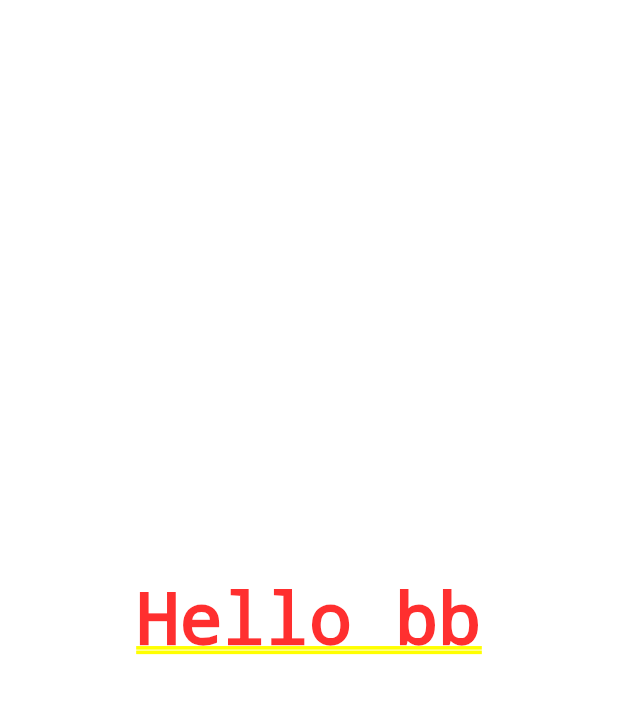
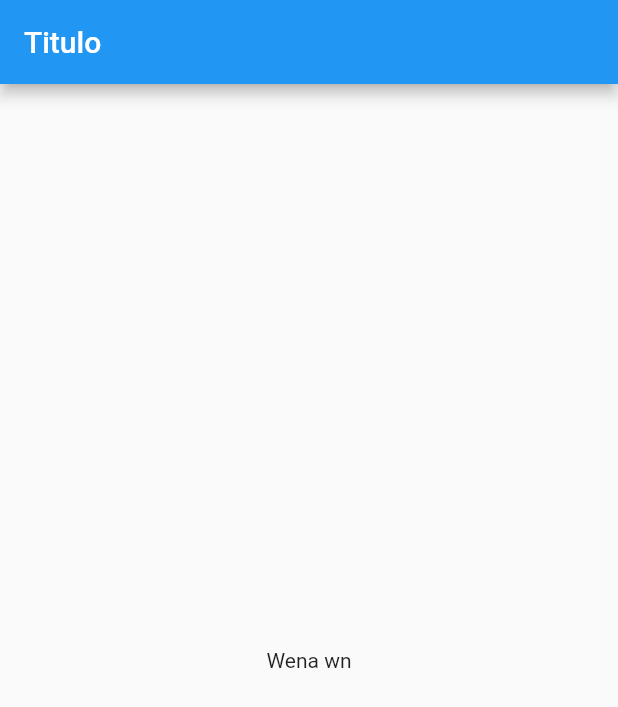
Before and after one commit to JordiDeSanta/Flutter-First-App, a Flutter app: the screen it shows after launch, on a phone screen of 412 x 824 dp. Shown: the top 707 px of the screen. Run offline on Flutter 3.47's test engine with Material 2 defaults, Android fonts, the phone set to English and light mode, and no system bars.

Commit message:
Scaffold in home page implemented

```diff
--- a/lib/src/app.dart
+++ b/lib/src/app.dart
@@ -1,13 +1,11 @@
 import 'package:flutter/material.dart';
+import 'package:flutter_firstapp/src/pages/home_page.dart';
 
 class MyApp extends StatelessWidget {
   @override
   Widget build(BuildContext context) {
     return MaterialApp(
-        home: Center(
-            child: Text(
-      "Hello bb",
-      textAlign: TextAlign.center,
-    )));
+      home: HomePage()
+    );
   }
 }
--- a/lib/src/pages/home_page.dart
+++ b/lib/src/pages/home_page.dart
@@ -0,0 +1,15 @@
+//Third Party
+import 'package:flutter/material.dart';
+
+class HomePage extends StatelessWidget {
+  @override
+  Widget build(BuildContext context) {
+    return Scaffold(
+        appBar: AppBar(
+          title: Text("Titulo"),
+        ),
+        body: Center(
+          child: Text("Wena wn"),
+        ));
+  }
+}
```
